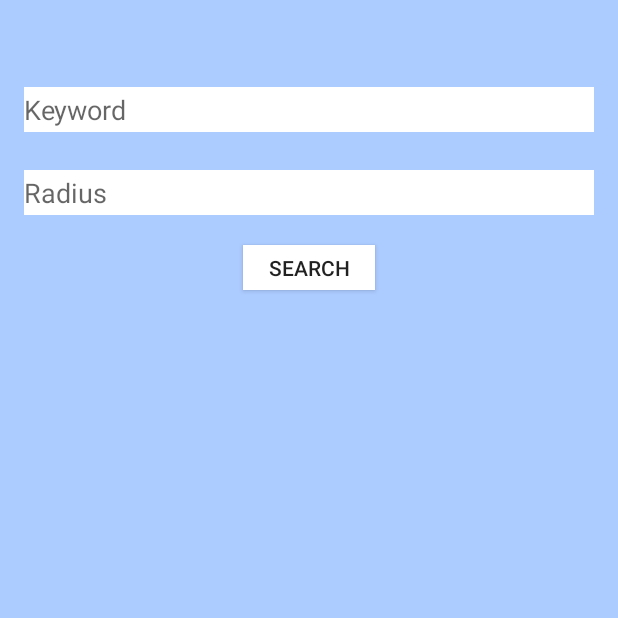
After one commit to hieunguyen725/MyPlaces, an Android app: the NearbySearchActivity screen opened directly, with no data from a screen before it, on a phone screen of 412 x 824 dp, the top half of it. The commit adds this screen. Run offline under Robolectric (Android 15) with nearby library versions, the phone set to English and light mode, and no system bars.

Commit message:
Initial commit for activity classes and user interfaces

```diff
--- /dev/null
+++ b/app/src/main/java/controller/NearbySearchActivity.java
@@ -0,0 +1,41 @@
+package controller;
+
+import android.support.v7.app.AppCompatActivity;
+import android.os.Bundle;
+import android.view.Menu;
+import android.view.MenuItem;
+
+import com.example.hieunguyen725.myplaces.R;
+
+public class NearbySearchActivity extends AppCompatActivity {
+
+    @Override
+    protected void onCreate(Bundle savedInstanceState) {
+        super.onCreate(savedInstanceState);
+        setContentView(R.layout.activity_nearby_search);
+        getSupportActionBar().hide();
+
+    }
+
+    @Override
+    public boolean onCreateOptionsMenu(Menu menu) {
+        // Inflate the menu; this adds items to the action bar if it is present.
+        getMenuInflater().inflate(R.menu.menu_nearby_search, menu);
+        return true;
+    }
+
+    @Override
+    public boolean onOptionsItemSelected(MenuItem item) {
+        // Handle action bar item clicks here. The action bar will
+        // automatically handle clicks on the Home/Up button, so long
+        // as you specify a parent activity in AndroidManifest.xml.
+        int id = item.getItemId();
+
+        //noinspection SimplifiableIfStatement
+        if (id == R.id.action_settings) {
+            return true;
+        }
+
+        return super.onOptionsItemSelected(item);
+    }
+}
--- /dev/null
+++ b/app/src/main/res/layout/activity_nearby_search.xml
@@ -0,0 +1,49 @@
+<RelativeLayout xmlns:android="http://schemas.android.com/apk/res/android"
+    xmlns:tools="http://schemas.android.com/tools" android:layout_width="match_parent"
+    android:layout_height="match_parent" android:paddingLeft="@dimen/activity_horizontal_margin"
+    android:paddingRight="@dimen/activity_horizontal_margin"
+    android:paddingTop="@dimen/activity_vertical_margin"
+    android:paddingBottom="@dimen/activity_vertical_margin"
+    tools:context="controller.NearbySearchActivity"
+    android:background="#accbff">
+
+    <EditText
+        android:layout_width="match_parent"
+        android:layout_height="30dp"
+        android:id="@+id/nearbySearch_keyword"
+        android:layout_alignParentTop="true"
+        android:layout_centerHorizontal="true"
+        android:layout_marginTop="42dp"
+        android:background="@android:color/white"
+        android:hint="Keyword" />
+
+    <EditText
+        android:layout_width="match_parent"
+        android:layout_height="30dp"
+        android:id="@+id/nearbySearch_radius"
+        android:layout_marginTop="25dp"
+        android:hint="Radius"
+        android:background="@android:color/white"
+        android:layout_below="@+id/nearbySearch_keyword"
+        android:layout_alignParentRight="true"
+        android:layout_alignParentEnd="true" />
+
+    <Button
+        android:layout_width="wrap_content"
+        android:layout_height="30dp"
+        android:text="Search"
+        android:id="@+id/nearbySearch_search_button"
+        android:layout_below="@+id/nearbySearch_radius"
+        android:layout_centerHorizontal="true"
+        android:background="@android:color/white"
+        android:layout_marginTop="20dp" />
+
+    <ListView
+        android:layout_width="wrap_content"
+        android:layout_height="wrap_content"
+        android:id="@+id/nearbySearch_listview"
+        android:layout_below="@+id/nearbySearch_search_button"
+        android:layout_centerHorizontal="true"
+        android:layout_marginTop="30dp"
+        android:background="@android:color/white" />
+</RelativeLayout>
--- /dev/null
+++ b/app/src/main/res/menu/menu_nearby_search.xml
@@ -0,0 +1,7 @@
+<menu xmlns:android="http://schemas.android.com/apk/res/android"
+    xmlns:app="http://schemas.android.com/apk/res-auto"
+    xmlns:tools="http://schemas.android.com/tools"
+    tools:context="controller.NearbySearchActivity">
+    <item android:id="@+id/action_settings" android:title="@string/action_settings"
+        android:orderInCategory="100" app:showAsAction="never" />
+</menu>
--- a/app/src/main/res/values/strings.xml
+++ b/app/src/main/res/values/strings.xml
@@ -5,4 +5,8 @@
     <string name="action_settings">Settings</string>
     <string name="title_activity_log_in">LogIn</string>
     <string name="title_activity_register">RegisterActivity</string>
+    <string name="title_activity_near_by_search">NearBySearch</string>
+    <string name="title_activity_nearby_search">NearbySearchActivity</string>
+    <string name="title_activity_related_search">RelatedSearchActivity</string>
+    <string name="title_activity_my_places">MyPlacesActivity</string>
 </resources>
```
Also changed, not shown: app/src/main/AndroidManifest.xml (+30 -4 lines), app/src/main/java/controller/MainActivity.java (+24 -2 lines), app/src/main/java/controller/MyPlacesActivity.java (added, +41 -0 lines), app/src/main/java/controller/RelatedSearchActivity.java (added, +41 -0 lines), app/src/main/res/layout/activity_main.xml (+25 -9 lines), app/src/main/res/layout/activity_my_places.xml (added, +9 -0 lines), app/src/main/res/layout/activity_related_search.xml (added, +29 -0 lines), app/src/main/res/menu/menu_my_places.xml (added, +7 -0 lines), app/src/main/res/menu/menu_related_search.xml (added, +7 -0 lines), 1 other file.
